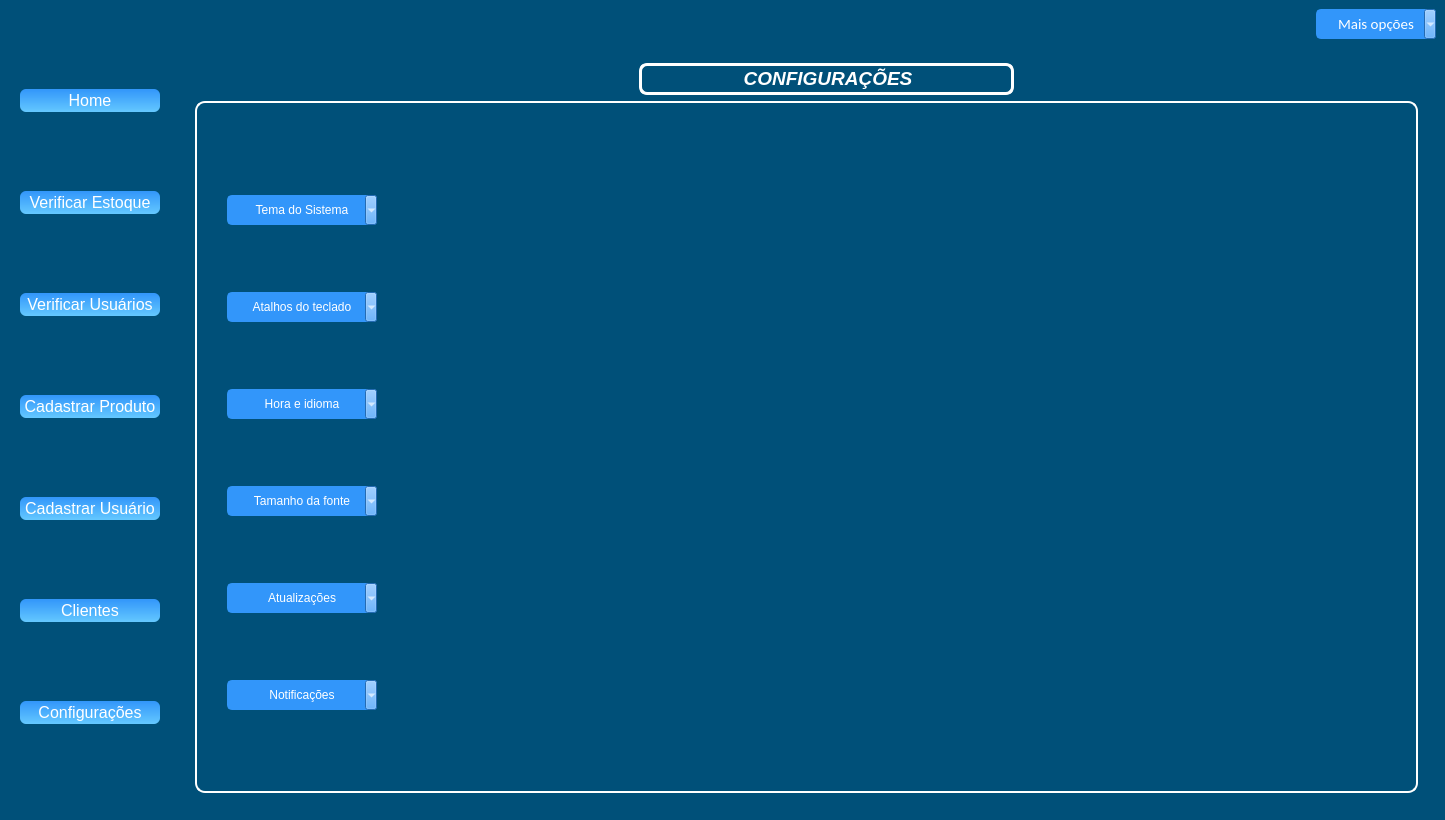
KevenLucas025/ProjetoERP, file novamaine.ui: the form before one commit.
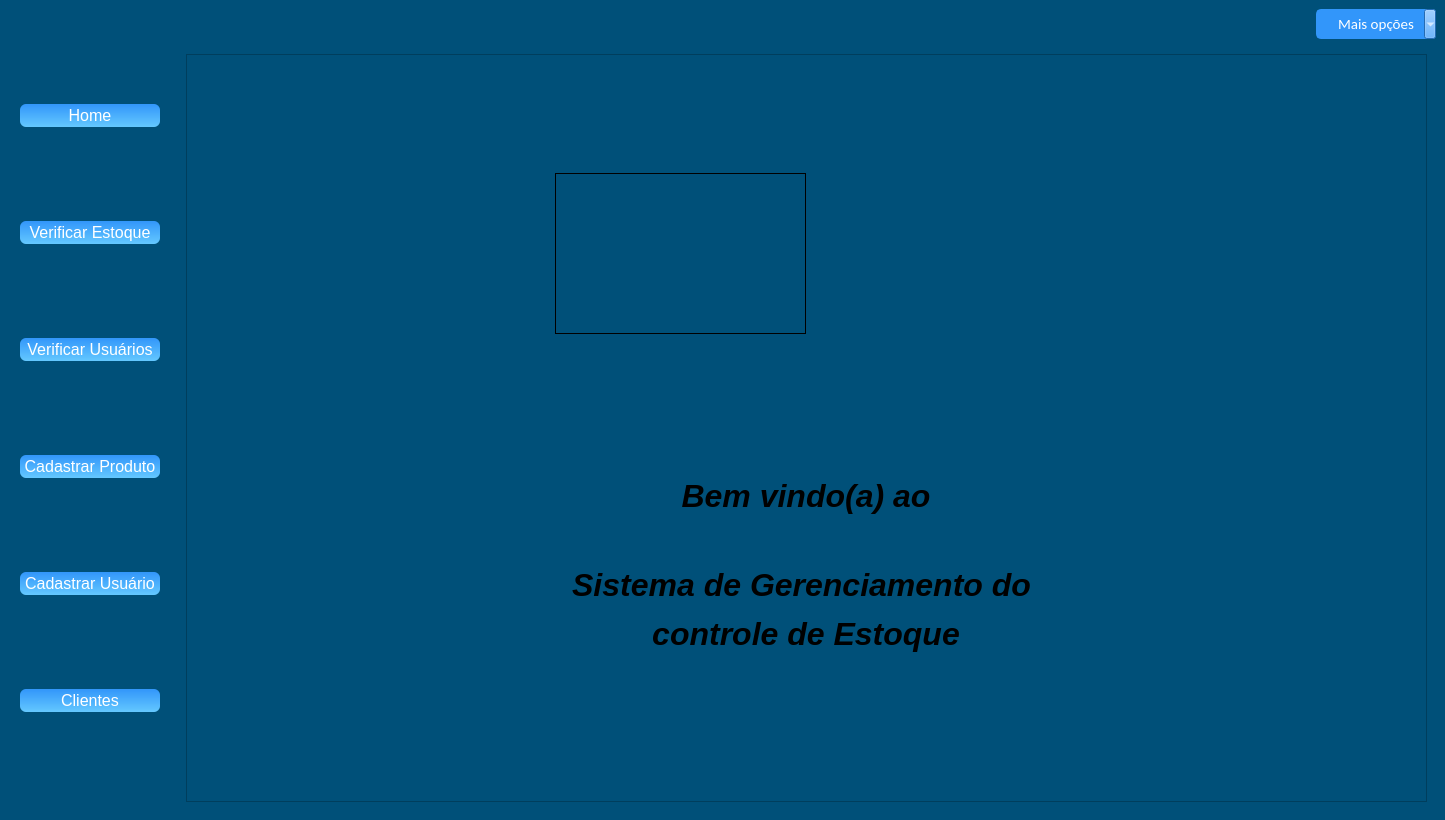
The form after the commit. The open tabs and pages were chosen to show the change. Icons and pictures are not drawn.

```diff
--- a/novamaine.ui
+++ b/novamaine.ui
@@ -91,42 +91,6 @@
        <enum>QFrame::Plain</enum>
       </property>
       <layout class="QGridLayout" name="gridLayout">
-       <item row="6" column="0">
-        <widget class="QPushButton" name="btn_configuracoes">
-         <property name="sizePolicy">
-          <sizepolicy hsizetype="Expanding" vsizetype="Expanding">
-           <horstretch>0</horstretch>
-           <verstretch>0</verstretch>
-          </sizepolicy>
-         </property>
-         <property name="maximumSize">
-          <size>
-           <width>145</width>
-           <height>27</height>
-          </size>
-         </property>
-         <property name="cursor">
-          <cursorShape>PointingHandCursor</cursorShape>
-         </property>
-         <property name="styleSheet">
-          <string notr="true">QPushButton {
-    color: rgb(255, 255, 255);
-    border-radius: 8px;
-    font-size: 16px;
-    background: qlineargradient(x1:0, y1:0, x2:0, y2:1, stop:0 rgb(50, 150, 250), stop:1 rgb(100, 200, 255)); /* Gradiente de azul claro para azul mais claro */
-    border: 4px solid transparent;
-}
-
-QPushButton:hover {
-    background: qlineargradient(x1:0, y1:0, x2:0, y2:1, stop:0 rgb(100, 180, 255), stop:1 rgb(150, 220, 255)); /* Gradiente de azul mais claro para azul ainda mais claro */
-    color: black;
-}</string>
-         </property>
-         <property name="text">
-          <string>Configurações</string>
-         </property>
-        </widget>
-       </item>
        <item row="2" column="0">
         <widget class="QPushButton" name="btn_verificar_usuarios">
          <property name="sizePolicy">
@@ -6993,424 +6957,6 @@
         </item>
        </layout>
       </widget>
-      <widget class="QWidget" name="pg_configuracoes">
-       <property name="sizePolicy">
-        <sizepolicy hsizetype="Expanding" vsizetype="Expanding">
-         <horstretch>0</horstretch>
-         <verstretch>0</verstretch>
-        </sizepolicy>
-       </property>
-       <layout class="QGridLayout" name="gridLayout_16">
-        <item row="0" column="0">
-         <widget class="QFrame" name="frame_pg_configuracoes">
-          <property name="sizePolicy">
-           <sizepolicy hsizetype="Expanding" vsizetype="Expanding">
-            <horstretch>0</horstretch>
-            <verstretch>0</verstretch>
-           </sizepolicy>
-          </property>
-          <property name="frameShape">
-           <enum>QFrame::NoFrame</enum>
-          </property>
-          <property name="frameShadow">
-           <enum>QFrame::Raised</enum>
-          </property>
-          <layout class="QGridLayout" name="gridLayout_17">
-           <item row="0" column="2">
-            <spacer name="horizontalSpacer_4">
-             <property name="orientation">
-              <enum>Qt::Horizontal</enum>
-             </property>
-             <property name="sizeHint" stdset="0">
-              <size>
-               <width>398</width>
-               <height>20</height>
-              </size>
-             </property>
-            </spacer>
-           </item>
-           <item row="0" column="1">
-            <widget class="QLabel" name="label_configuracoes">
-             <property name="sizePolicy">
-              <sizepolicy hsizetype="Expanding" vsizetype="Expanding">
-               <horstretch>0</horstretch>
-               <verstretch>0</verstretch>
-              </sizepolicy>
-             </property>
-             <property name="maximumSize">
-              <size>
-               <width>16777215</width>
-               <height>50</height>
-              </size>
-             </property>
-             <property name="styleSheet">
-              <string notr="true">QLabel {
-    color: white;
-    text-align: center; /* Centraliza o texto horizontalmente */
-    vertical-align: middle; /* Centraliza o texto verticalmente */
-	border: 3px solid white;
-	border-radius: 8px;
-}
-</string>
-             </property>
-             <property name="text">
-              <string>&lt;html&gt;&lt;head/&gt;&lt;body&gt;&lt;p align=&quot;center&quot;&gt;&lt;span style=&quot; font-size:14pt; font-weight:600; font-style:italic;&quot;&gt;CONFIGURAÇÕES&lt;/span&gt;&lt;/p&gt;&lt;/body&gt;&lt;/html&gt;</string>
-             </property>
-            </widget>
-           </item>
-           <item row="0" column="0">
-            <spacer name="horizontalSpacer_3">
-             <property name="orientation">
-              <enum>Qt::Horizontal</enum>
-             </property>
-             <property name="sizeHint" stdset="0">
-              <size>
-               <width>438</width>
-               <height>20</height>
-              </size>
-             </property>
-            </spacer>
-           </item>
-           <item row="1" column="0" colspan="3">
-            <widget class="QFrame" name="frame_botoes_configuracoes">
-             <property name="sizePolicy">
-              <sizepolicy hsizetype="Expanding" vsizetype="Expanding">
-               <horstretch>0</horstretch>
-               <verstretch>0</verstretch>
-              </sizepolicy>
-             </property>
-             <property name="minimumSize">
-              <size>
-               <width>0</width>
-               <height>684</height>
-              </size>
-             </property>
-             <property name="maximumSize">
-              <size>
-               <width>16777215</width>
-               <height>699</height>
-              </size>
-             </property>
-             <property name="styleSheet">
-              <string notr="true">QFrame#frame_botoes_configuracoes {	
-        border: 2px solid white;
-		border-radius: 10px;
-		padding: 5px;
-}</string>
-             </property>
-             <property name="frameShape">
-              <enum>QFrame::NoFrame</enum>
-             </property>
-             <property name="frameShadow">
-              <enum>QFrame::Raised</enum>
-             </property>
-             <layout class="QGridLayout" name="gridLayout_30">
-              <item row="0" column="0">
-               <widget class="QFrame" name="frame_botoes_config">
-                <property name="sizePolicy">
-                 <sizepolicy hsizetype="Expanding" vsizetype="Expanding">
-                  <horstretch>0</horstretch>
-                  <verstretch>0</verstretch>
-                 </sizepolicy>
-                </property>
-                <property name="minimumSize">
-                 <size>
-                  <width>0</width>
-                  <height>660</height>
-                 </size>
-                </property>
-                <property name="maximumSize">
-                 <size>
-                  <width>16777215</width>
-                  <height>643</height>
-                 </size>
-                </property>
-                <property name="frameShape">
-                 <enum>QFrame::NoFrame</enum>
-                </property>
-                <property name="frameShadow">
-                 <enum>QFrame::Raised</enum>
-                </property>
-                <layout class="QGridLayout" name="gridLayout_29">
-                 <item row="0" column="0">
-                  <widget class="QToolButton" name="tool_tema">
-                   <property name="sizePolicy">
-                    <sizepolicy hsizetype="Expanding" vsizetype="Expanding">
-                     <horstretch>0</horstretch>
-                     <verstretch>0</verstretch>
-                    </sizepolicy>
-                   </property>
-                   <property name="maximumSize">
-                    <size>
-                     <width>150</width>
-                     <height>30</height>
-                    </size>
-                   </property>
-                   <property name="cursor">
-                    <cursorShape>PointingHandCursor</cursorShape>
-                   </property>
-                   <property name="styleSheet">
-                    <string notr="true">QToolButton {
-                background-color: rgb(50, 150, 250);
-                color: white;
-                border-radius: 5px;
-                border: 2px solid rgb(50, 150, 250);
-                padding: 5px 10px;
-            }
-            QToolButton:hover {
-                background-color: rgb(100, 180, 255);
-                border: 2px solid rgb(100, 180, 255);
-            }
-            </string>
-                   </property>
-                   <property name="text">
-                    <string>Tema do Sistema</string>
-                   </property>
-                   <property name="popupMode">
-                    <enum>QToolButton::MenuButtonPopup</enum>
-                   </property>
-                   <property name="toolButtonStyle">
-                    <enum>Qt::ToolButtonTextOnly</enum>
-                   </property>
-                   <property name="autoRaise">
-                    <bool>false</bool>
-                   </property>
-                  </widget>
-                 </item>
-                 <item row="1" column="0">
-                  <widget class="QToolButton" name="tool_atalhos">
-                   <property name="sizePolicy">
-                    <sizepolicy hsizetype="Expanding" vsizetype="Expanding">
-                     <horstretch>0</horstretch>
-                     <verstretch>0</verstretch>
-                    </sizepolicy>
-                   </property>
-                   <property name="maximumSize">
-                    <size>
-                     <width>150</width>
-                     <height>30</height>
-                    </size>
-                   </property>
-                   <property name="cursor">
-                    <cursorShape>PointingHandCursor</cursorShape>
-                   </property>
-                   <property name="styleSheet">
-                    <string notr="true">QToolButton {
-                background-color: rgb(50, 150, 250);
-                color: white;
-                border-radius: 5px;
-                border: 2px solid rgb(50, 150, 250);
-                padding: 5px 10px;
-            }
-            QToolButton:hover {
-                background-color: rgb(100, 180, 255);
-                border: 2px solid rgb(100, 180, 255);
-            }
-            </string>
-                   </property>
-                   <property name="text">
-                    <string>Atalhos do teclado</string>
-                   </property>
-                   <property name="popupMode">
-                    <enum>QToolButton::MenuButtonPopup</enum>
-                   </property>
-                   <property name="toolButtonStyle">
-                    <enum>Qt::ToolButtonTextOnly</enum>
-                   </property>
-                  </widget>
-                 </item>
-                 <item row="2" column="0">
-                  <widget class="QToolButton" name="tool_hora">
-                   <property name="sizePolicy">
-                    <sizepolicy hsizetype="Expanding" vsizetype="Expanding">
-                     <horstretch>0</horstretch>
-                     <verstretch>0</verstretch>
-                    </sizepolicy>
-                   </property>
-                   <property name="maximumSize">
-                    <size>
-                     <width>150</width>
-                     <height>30</height>
-                    </size>
-                   </property>
-                   <property name="cursor">
-                    <cursorShape>PointingHandCursor</cursorShape>
-                   </property>
-                   <property name="styleSheet">
-                    <string notr="true">QToolButton {
-                background-color: rgb(50, 150, 250);
-                color: white;
-                border-radius: 5px;
-                border: 2px solid rgb(50, 150, 250);
-                padding: 5px 10px;
-            }
-            QToolButton:hover {
-                background-color: rgb(100, 180, 255);
-                border: 2px solid rgb(100, 180, 255);
-            }
-            </string>
-                   </property>
-                   <property name="text">
-                    <string>Hora e idioma</string>
-                   </property>
-                   <property name="popupMode">
-                    <enum>QToolButton::MenuButtonPopup</enum>
-                   </property>
-                   <property name="toolButtonStyle">
-                    <enum>Qt::ToolButtonTextOnly</enum>
-                   </property>
-                  </widget>
-                 </item>
-                 <item row="3" column="0">
-                  <widget class="QToolButton" name="tool_fonte">
-                   <property name="sizePolicy">
-                    <sizepolicy hsizetype="Expanding" vsizetype="Expanding">
-                     <horstretch>0</horstretch>
-                     <verstretch>0</verstretch>
-                    </sizepolicy>
-                   </property>
-                   <property name="maximumSize">
-                    <size>
-                     <width>150</width>
-                     <height>30</height>
-                    </size>
-                   </property>
-                   <property name="cursor">
-                    <cursorShape>PointingHandCursor</cursorShape>
-                   </property>
-                   <property name="styleSheet">
-                    <string notr="true">QToolButton {
-                background-color: rgb(50, 150, 250);
-                color: white;
-                border-radius: 5px;
-                border: 2px solid rgb(50, 150, 250);
-                padding: 5px 10px;
-            }
-            QToolButton:hover {
-                background-color: rgb(100, 180, 255);
-                border: 2px solid rgb(100, 180, 255);
-            }
-            </string>
-                   </property>
-                   <property name="text">
-                    <string>Tamanho da fonte</string>
-                   </property>
-                   <property name="popupMode">
-                    <enum>QToolButton::MenuButtonPopup</enum>
-                   </property>
-                   <property name="toolButtonStyle">
-                    <enum>Qt::ToolButtonTextOnly</enum>
-                   </property>
-                  </widget>
-                 </item>
-                 <item row="4" column="0">
-                  <widget class="QToolButton" name="tool_atualizacoes">
-                   <property name="sizePolicy">
-                    <sizepolicy hsizetype="Expanding" vsizetype="Expanding">
-                     <horstretch>0</horstretch>
-                     <verstretch>0</verstretch>
-                    </sizepolicy>
-                   </property>
-                   <property name="maximumSize">
-                    <size>
-                     <width>150</width>
-                     <height>30</height>
-                    </size>
-                   </property>
-                   <property name="cursor">
-                    <cursorShape>PointingHandCursor</cursorShape>
-                   </property>
-                   <property name="styleSheet">
-                    <string notr="true">QToolButton {
-                background-color: rgb(50, 150, 250);
-                color: white;
-                border-radius: 5px;
-                border: 2px solid rgb(50, 150, 250);
-                padding: 5px 10px;
-            }
-            QToolButton:hover {
-                background-color: rgb(100, 180, 255);
-                border: 2px solid rgb(100, 180, 255);
-            }
-            </string>
-                   </property>
-                   <property name="text">
-                    <string>Atualizações</string>
-                   </property>
-                   <property name="popupMode">
-                    <enum>QToolButton::MenuButtonPopup</enum>
-                   </property>
-                   <property name="toolButtonStyle">
-                    <enum>Qt::ToolButtonTextOnly</enum>
-                   </property>
-                  </widget>
-                 </item>
-                 <item row="5" column="0">
-                  <widget class="QToolButton" name="tool_notificacoes">
-                   <property name="sizePolicy">
-                    <sizepolicy hsizetype="Expanding" vsizetype="Expanding">
-                     <horstretch>0</horstretch>
-                     <verstretch>0</verstretch>
-                    </sizepolicy>
-                   </property>
-                   <property name="maximumSize">
-                    <size>
-                     <width>150</width>
-                     <height>30</height>
-                    </size>
-                   </property>
-                   <property name="cursor">
-                    <cursorShape>PointingHandCursor</cursorShape>
-                   </property>
-                   <property name="styleSheet">
-                    <string notr="true">QToolButton {
-                background-color: rgb(50, 150, 250);
-                color: white;
-                border-radius: 5px;
-                border: 2px solid rgb(50, 150, 250);
-                padding: 5px 10px;
-            }
-            QToolButton:hover {
-                background-color: rgb(100, 180, 255);
-                border: 2px solid rgb(100, 180, 255);
-            }
-            </string>
-                   </property>
-                   <property name="text">
-                    <string>Notificações</string>
-                   </property>
-                   <property name="popupMode">
-                    <enum>QToolButton::MenuButtonPopup</enum>
-                   </property>
-                   <property name="toolButtonStyle">
-                    <enum>Qt::ToolButtonTextOnly</enum>
-                   </property>
-                  </widget>
-                 </item>
-                </layout>
-               </widget>
-              </item>
-              <item row="0" column="1">
-               <spacer name="horizontalSpacer_6">
-                <property name="orientation">
-                 <enum>Qt::Horizontal</enum>
-                </property>
-                <property name="sizeHint" stdset="0">
-                 <size>
-                  <width>1008</width>
-                  <height>20</height>
-                 </size>
-                </property>
-               </spacer>
-              </item>
-             </layout>
-            </widget>
-           </item>
-          </layout>
-         </widget>
-        </item>
-       </layout>
-      </widget>
       <widget class="QWidget" name="pg_contato">
        <layout class="QGridLayout" name="gridLayout_19">
         <item row="0" column="0">
```
Left out of the diff: 198 changed lines with no effect on the pictures.
